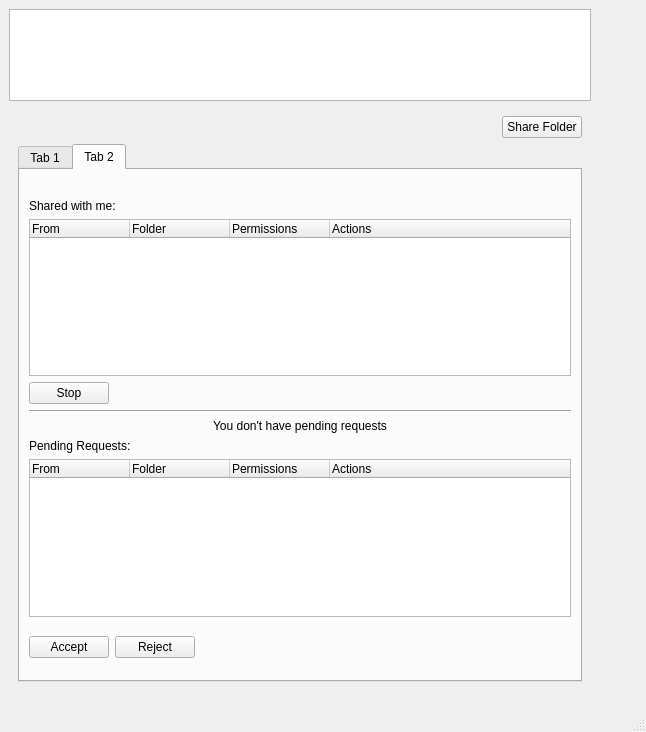
Above: pCloud/pcloudwindow.ui from pcloudcom/pfs-gui before the change. Below: the same form after it.
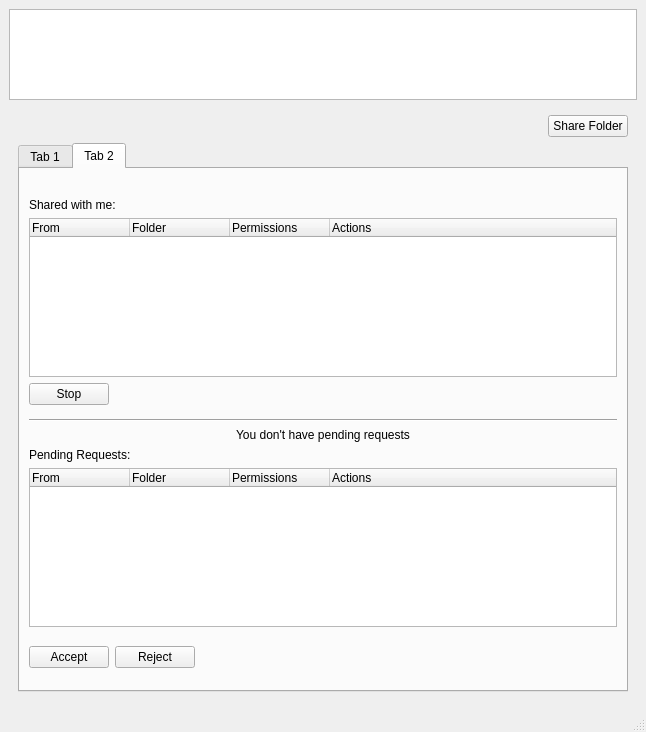
That is the form after the change. The open tabs and pages were chosen to show the change. Icons and pictures are not drawn.

```diff
--- a/pCloud/pcloudwindow.ui
+++ b/pCloud/pcloudwindow.ui
@@ -22,10 +22,13 @@
   <widget class="QWidget" name="centralwidget">
    <property name="maximumSize">
     <size>
-     <width>600</width>
-     <height>700</height>
+     <width>16777215</width>
+     <height>16777215</height>
     </size>
    </property>
+   <property name="autoFillBackground">
+    <bool>true</bool>
+   </property>
    <layout class="QHBoxLayout" name="horizontalLayout_19">
     <item>
      <layout class="QVBoxLayout" name="verticalLayout_11">
@@ -44,6 +47,9 @@
           <height>16777215</height>
          </size>
         </property>
+        <property name="autoFillBackground">
+         <bool>true</bool>
+        </property>
         <property name="currentIndex">
          <number>2</number>
         </property>
@@ -430,8 +436,8 @@
         <widget class="QWidget" name="pageShares">
          <property name="maximumSize">
           <size>
-           <width>800</width>
-           <height>600</height>
+           <width>16777215</width>
+           <height>16777215</height>
           </size>
          </property>
          <layout class="QVBoxLayout" name="verticalLayout_20">
@@ -695,19 +701,6 @@
                   </column>
                  </widget>
                 </item>
-                <item>
-                 <spacer name="verticalSpacer_5">
-                  <property name="orientation">
-                   <enum>Qt::Vertical</enum>
-                  </property>
-                  <property name="sizeHint" stdset="0">
-                   <size>
-                    <width>17</width>
-                    <height>28</height>
-                   </size>
-                  </property>
-                 </spacer>
-                </item>
                 <item>
                  <layout class="QHBoxLayout" name="horizontalLayout_12">
                   <item>
@@ -732,6 +725,19 @@
                   </item>
                  </layout>
                 </item>
+                <item>
+                 <spacer name="verticalSpacer_2">
+                  <property name="orientation">
+                   <enum>Qt::Vertical</enum>
+                  </property>
+                  <property name="sizeHint" stdset="0">
+                   <size>
+                    <width>20</width>
+                    <height>40</height>
+                   </size>
+                  </property>
+                 </spacer>
+                </item>
                 <item>
                  <widget class="Line" name="line_3">
                   <property name="orientation">
```
Left out of the diff: 29 changed lines with no effect on the pictures.
